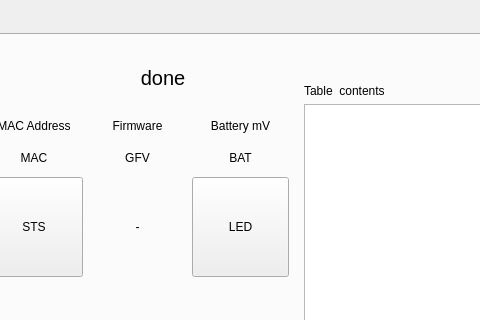
First picture: the form in bix/gui/gui.ui, repository LowellInstruments/bix, before the edit; both pictures show x 246 to 726 and y 0 to 320 of the 855 by 748 pixel window.
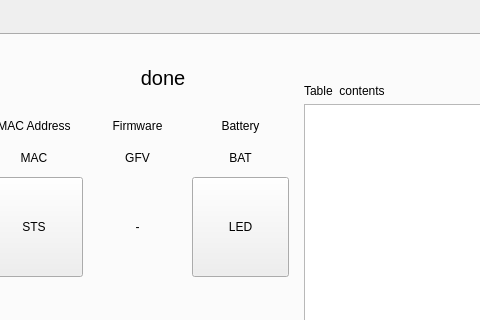
Second picture: the form after the edit. The open tabs and pages were chosen to show the change. Icons and pictures are not drawn.

```diff
--- a/bix/gui/gui.ui
+++ b/bix/gui/gui.ui
@@ -389,7 +389,7 @@
                     <item>
                      <widget class="QLabel" name="label_5">
                       <property name="text">
-                       <string>Battery mV</string>
+                       <string>Battery</string>
                       </property>
                       <property name="alignment">
                        <set>Qt::AlignCenter</set>
```
Left out of the diff: 2 changed lines with no effect on the pictures.
